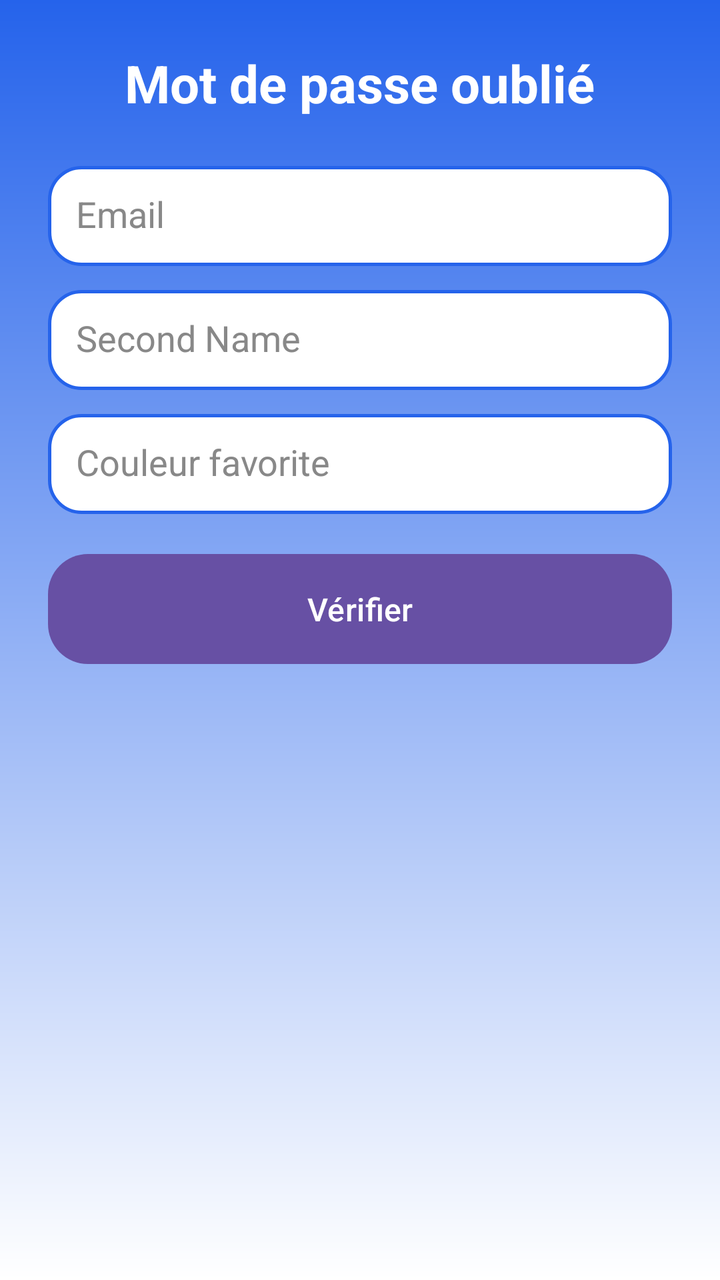
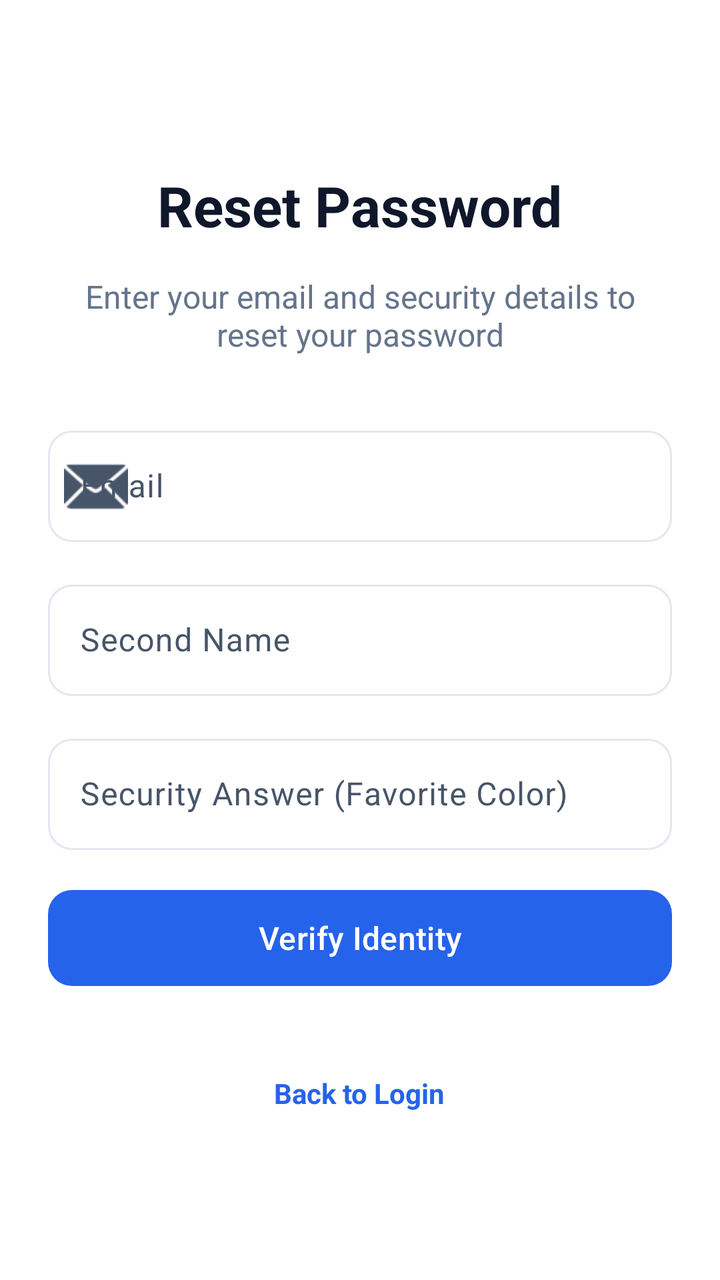

The first picture is an Android layout as it rendered before a commit; the second is the same layout after the commit. The layout source and the unified diff follow.
<!-- AndroidManifest.xml: application theme Theme.VirtualStore -->
<!-- res/layout/activity_forgot_password.xml -->
<?xml version="1.0" encoding="utf-8"?>
<ScrollView xmlns:android="http://schemas.android.com/apk/res/android"
    android:layout_width="match_parent"
    android:layout_height="match_parent"
    android:background="@drawable/background_gradient"
    android:padding="24dp">

    <LinearLayout
        android:orientation="vertical"
        android:gravity="center"
        android:layout_width="match_parent"
        android:layout_height="wrap_content">

        
        <TextView
            android:text="Mot de passe oublié"
            android:textSize="26sp"
            android:textStyle="bold"
            android:textColor="@android:color/white"
            android:layout_marginBottom="24dp"
            android:layout_width="wrap_content"
            android:layout_height="wrap_content"/>

        
        <EditText
            android:id="@+id/emailInput"
            android:hint="Email"
            android:inputType="textEmailAddress"
            android:textColor="#000000"
            android:textColorHint="#888888"
            android:background="@drawable/edittext_style"
            android:padding="14dp"
            android:layout_width="match_parent"
            android:layout_height="50dp"
            android:layout_marginBottom="12dp"/>

        
        <EditText
            android:id="@+id/secondNameInput"
            android:hint="Second Name"
            android:textColor="#000000"
            android:textColorHint="#888888"
            android:background="@drawable/edittext_style"
            android:padding="14dp"
            android:layout_width="match_parent"
            android:layout_height="50dp"
            android:layout_marginBottom="12dp"/>

        
        <EditText
            android:id="@+id/favoriteColorInput"
            android:hint="Couleur favorite"
            android:textColor="#000000"
            android:textColorHint="#888888"
            android:background="@drawable/edittext_style"
            android:padding="14dp"
            android:layout_width="match_parent"
            android:layout_height="50dp"
            android:layout_marginBottom="20dp"/>

        
        <Button
            android:id="@+id/verifyButton"
            android:text="Vérifier"
            android:textAllCaps="false"
            android:textSize="16sp"
            android:textColor="@android:color/white"
            android:background="@drawable/button_blue"
            android:layout_width="match_parent"
            android:layout_height="55dp"
            android:layout_marginBottom="20dp"/>

        
        <LinearLayout
            android:id="@+id/resetLayout"
            android:orientation="vertical"
            android:visibility="gone"
            android:layout_width="match_parent"
            android:layout_height="wrap_content">

            
            <EditText
                android:id="@+id/newPasswordInput"
                android:hint="Nouveau mot de passe"
                android:inputType="textPassword"
                android:textColor="#000000"
                android:textColorHint="#888888"
                android:background="@drawable/edittext_style"
                android:padding="14dp"
                android:layout_width="match_parent"
                android:layout_height="50dp"
                android:layout_marginBottom="12dp"/>

            
            <EditText
                android:id="@+id/confirmPasswordInput"
                android:hint="Confirmer mot de passe"
                android:inputType="textPassword"
                android:textColor="#000000"
                android:textColorHint="#888888"
                android:background="@drawable/edittext_style"
                android:padding="14dp"
                android:layout_width="match_parent"
                android:layout_height="50dp"
                android:layout_marginBottom="16dp"/>

            
            <Button
                android:id="@+id/resetButton"
                android:text="Réinitialiser le mot de passe"
                android:textAllCaps="false"
                android:textSize="16sp"
                android:textColor="@android:color/white"
                android:background="@drawable/button_blue"
                android:layout_width="match_parent"
                android:layout_height="55dp"/>
        </LinearLayout>

    </LinearLayout>
</ScrollView>
<!-- resources referenced by this layout -->
<resources>
  <!-- drawable background_gradient (drawable) -->
  <?xml version="1.0" encoding="utf-8"?>
  <shape xmlns:android="http://schemas.android.com/apk/res/android">
      <gradient
          android:startColor="@color/blue_primary"
          android:endColor="@color/white"
          android:angle="270"/>
  </shape>
  <!-- drawable button_blue (drawable) -->
  <?xml version="1.0" encoding="utf-8"?>
  <selector xmlns:android="http://schemas.android.com/apk/res/android">
  
      
      <item android:state_pressed="true">
          <shape>
              <solid android:color="@color/blue_dark"/>
              <corners android:radius="20dp"/>
          </shape>
      </item>
  
      
      <item>
          <shape>
              <solid android:color="@color/blue_primary"/>
              <corners android:radius="20dp"/>
          </shape>
      </item>
  
  </selector>
  <!-- drawable edittext_style (drawable) -->
  <?xml version="1.0" encoding="utf-8"?>
  <shape xmlns:android="http://schemas.android.com/apk/res/android">
  
      
      <solid android:color="@color/white"/>
  
      
      <stroke
          android:width="1.5dp"
          android:color="@color/blue_primary"/>
  
      
      <corners android:radius="16dp"/>
  
      
      <padding
          android:left="16dp"
          android:right="16dp"
          android:top="12dp"
          android:bottom="12dp"/>
  
  </shape>
  <style name="Theme.VirtualStore" parent="Base.Theme.VirtualStore" />
  <color name="blue_primary">#2563EB</color>
  <color name="white">#FFFFFF</color>
  <color name="blue_dark">#1E40AF</color>
  <style name="Base.Theme.VirtualStore" parent="Theme.Material3.DayNight.NoActionBar">
          
          
      </style>
</resources>

<!-- the commit's change to res/layout/activity_forgot_password.xml (unified diff, before → after) -->
@@ -1,120 +1,161 @@
 <?xml version="1.0" encoding="utf-8"?>
-<ScrollView xmlns:android="http://schemas.android.com/apk/res/android"
+<LinearLayout xmlns:android="http://schemas.android.com/apk/res/android"
+    xmlns:app="http://schemas.android.com/apk/res-auto"
     android:layout_width="match_parent"
     android:layout_height="match_parent"
-    android:background="@drawable/background_gradient"
+    android:background="@color/background"
+    android:gravity="center"
+    android:orientation="vertical"
     android:padding="24dp">
 
+    <TextView
+        android:layout_width="wrap_content"
+        android:layout_height="wrap_content"
+        android:layout_marginBottom="16dp"
+        android:text="Reset Password"
+        android:textColor="@color/onBackground"
+        android:textSize="28sp"
+        android:textStyle="bold" />
+
+    <TextView
+        android:layout_width="wrap_content"
+        android:layout_height="wrap_content"
+        android:layout_marginBottom="32dp"
+        android:gravity="center"
+        android:text="Enter your email and security details to reset your password"
+        android:textColor="@color/secondary"
+        android:textSize="16sp" />
+
+    
+    <com.google.android.material.textfield.TextInputLayout
+        style="@style/Widget.Material3.TextInputLayout.OutlinedBox"
+        android:layout_width="match_parent"
+        android:layout_height="wrap_content"
+        android:layout_marginBottom="16dp"
+        android:hint="Email"
+        app:boxCornerRadiusBottomEnd="12dp"
+        app:boxCornerRadiusBottomStart="12dp"
+        app:boxCornerRadiusTopEnd="12dp"
+        app:boxCornerRadiusTopStart="12dp"
+        app:startIconDrawable="@android:drawable/ic_dialog_email">
+
+        <com.google.android.material.textfield.TextInputEditText
+            android:id="@+id/emailInput"
+            android:layout_width="match_parent"
+            android:layout_height="wrap_content"
+            android:inputType="textEmailAddress" />
+    </com.google.android.material.textfield.TextInputLayout>
+
+    <com.google.android.material.textfield.TextInputLayout
+        style="@style/Widget.Material3.TextInputLayout.OutlinedBox"
+        android:layout_width="match_parent"
+        android:layout_height="wrap_content"
+        android:layout_marginBottom="16dp"
+        android:hint="Second Name"
+        app:boxCornerRadiusBottomEnd="12dp"
+        app:boxCornerRadiusBottomStart="12dp"
+        app:boxCornerRadiusTopEnd="12dp"
+        app:boxCornerRadiusTopStart="12dp">
+
+        <com.google.android.material.textfield.TextInputEditText
+            android:id="@+id/secondNameInput"
+            android:layout_width="match_parent"
+            android:layout_height="wrap_content"
+            android:inputType="text" />
+    </com.google.android.material.textfield.TextInputLayout>
+
+    <com.google.android.material.textfield.TextInputLayout
+        style="@style/Widget.Material3.TextInputLayout.OutlinedBox"
+        android:layout_width="match_parent"
+        android:layout_height="wrap_content"
+        android:layout_marginBottom="16dp"
+        android:hint="Security Answer (Favorite Color)"
+        app:boxCornerRadiusBottomEnd="12dp"
+        app:boxCornerRadiusBottomStart="12dp"
+        app:boxCornerRadiusTopEnd="12dp"
+        app:boxCornerRadiusTopStart="12dp">
+
+        <com.google.android.material.textfield.TextInputEditText
+            android:id="@+id/favoriteColorInput"
+            android:layout_width="match_parent"
+            android:layout_height="wrap_content"
+            android:inputType="text" />
+    </com.google.android.material.textfield.TextInputLayout>
+
+    <Button
+        android:id="@+id/verifyButton"
+        style="@style/Widget.Material3.Button"
+        android:layout_width="match_parent"
+        android:layout_height="56dp"
+        android:layout_marginBottom="16dp"
+        android:text="Verify Identity"
+        android:textSize="16sp"
+        app:cornerRadius="12dp" />
+
+    
     <LinearLayout
+        android:id="@+id/resetLayout"
+        android:layout_width="match_parent"
+        android:layout_height="wrap_content"
         android:orientation="vertical"
-        android:gravity="center"
-        android:layout_width="match_parent"
-        android:layout_height="wrap_content">
+        android:visibility="gone">
 
-        
-        <TextView
-            android:text="Mot de passe oublié"
-            android:textSize="26sp"
-            android:textStyle="bold"
-            android:textColor="@android:color/white"
-            android:layout_marginBottom="24dp"
-            android:layout_width="wrap_content"
-            android:layout_height="wrap_content"/>
+        <com.google.android.material.textfield.TextInputLayout
+            style="@style/Widget.Material3.TextInputLayout.OutlinedBox"
+            android:layout_width="match_parent"
+            android:layout_height="wrap_content"
+            android:layout_marginBottom="16dp"
+            android:hint="New Password"
+            app:boxCornerRadiusBottomEnd="12dp"
+            app:boxCornerRadiusBottomStart="12dp"
+            app:boxCornerRadiusTopEnd="12dp"
+            app:boxCornerRadiusTopStart="12dp"
+            app:passwordToggleEnabled="true">
 
-        
-        <EditText
-            android:id="@+id/emailInput"
-            android:hint="Email"
-            android:inputType="textEmailAddress"
-            android:textColor="#000000"
-            android:textColorHint="#888888"
-            android:background="@drawable/edittext_style"
-            android:padding="14dp"
+            <com.google.android.material.textfield.TextInputEditText
+                android:id="@+id/newPasswordInput"
+                android:layout_width="match_parent"
+                android:layout_height="wrap_content"
+                android:inputType="textPassword" />
+        </com.google.android.material.textfield.TextInputLayout>
+
+        <com.google.android.material.textfield.TextInputLayout
+            style="@style/Widget.Material3.TextInputLayout.OutlinedBox"
             android:layout_width="match_parent"
-            android:layout_height="50dp"
-            android:layout_marginBottom="12dp"/>
+            android:layout_height="wrap_content"
+            android:layout_marginBottom="32dp"
+            android:hint="Confirm New Password"
+            app:boxCornerRadiusBottomEnd="12dp"
+            app:boxCornerRadiusBottomStart="12dp"
+            app:boxCornerRadiusTopEnd="12dp"
+            app:boxCornerRadiusTopStart="12dp"
+            app:passwordToggleEnabled="true">
 
-        
-        <EditText
-            android:id="@+id/secondNameInput"
-            android:hint="Second Name"
-            android:textColor="#000000"
-            android:textColorHint="#888888"
-            android:background="@drawable/edittext_style"
-            android:padding="14dp"
+            <com.google.android.material.textfield.TextInputEditText
+                android:id="@+id/confirmPasswordInput"
+                android:layout_width="match_parent"
+                android:layout_height="wrap_content"
+                android:inputType="textPassword" />
+        </com.google.android.material.textfield.TextInputLayout>
+
+        <Button
+            android:id="@+id/resetButton"
+            style="@style/Widget.Material3.Button"
             android:layout_width="match_parent"
-            android:layout_height="50dp"
-            android:layout_marginBottom="12dp"/>
-
-        
-        <EditText
-            android:id="@+id/favoriteColorInput"
-            android:hint="Couleur favorite"
-            android:textColor="#000000"
-            android:textColorHint="#888888"
-            android:background="@drawable/edittext_style"
-            android:padding="14dp"
-            android:layout_width="match_parent"
-            android:layout_height="50dp"
-            android:layout_marginBottom="20dp"/>
-
-        
-        <Button
-            android:id="@+id/verifyButton"
-            android:text="Vérifier"
-            android:textAllCaps="false"
+            android:layout_height="56dp"
+            android:text="Update Password"
             android:textSize="16sp"
-            android:textColor="@android:color/white"
-            android:background="@drawable/button_blue"
-            android:layout_width="match_parent"
-            android:layout_height="55dp"
-            android:layout_marginBottom="20dp"/>
-
-        
-        <LinearLayout
-            android:id="@+id/resetLayout"
-            android:orientation="vertical"
-            android:visibility="gone"
-            android:layout_width="match_parent"
-            android:layout_height="wrap_content">
-
-            
-            <EditText
-                android:id="@+id/newPasswordInput"
-                android:hint="Nouveau mot de passe"
-                android:inputType="textPassword"
-                android:textColor="#000000"
-                android:textColorHint="#888888"
-                android:background="@drawable/edittext_style"
-                android:padding="14dp"
-                android:layout_width="match_parent"
-                android:layout_height="50dp"
-                android:layout_marginBottom="12dp"/>
-
-            
-            <EditText
-                android:id="@+id/confirmPasswordInput"
-                android:hint="Confirmer mot de passe"
-                android:inputType="textPassword"
-                android:textColor="#000000"
-                android:textColorHint="#888888"
-                android:background="@drawable/edittext_style"
-                android:padding="14dp"
-                android:layout_width="match_parent"
-                android:layout_height="50dp"
-                android:layout_marginBottom="16dp"/>
-
-            
-            <Button
-                android:id="@+id/resetButton"
-                android:text="Réinitialiser le mot de passe"
-                android:textAllCaps="false"
-                android:textSize="16sp"
-                android:textColor="@android:color/white"
-                android:background="@drawable/button_blue"
-                android:layout_width="match_parent"
-                android:layout_height="55dp"/>
-        </LinearLayout>
+            app:cornerRadius="12dp" />
 
     </LinearLayout>
-</ScrollView>
+
+    <TextView
+        android:id="@+id/backToLogin"
+        android:layout_width="wrap_content"
+        android:layout_height="wrap_content"
+        android:layout_marginTop="24dp"
+        android:text="Back to Login"
+        android:textColor="@color/primary"
+        android:textStyle="bold" />
+
+</LinearLayout>
<!-- resource entries referenced after the edit -->
@@ -1,64 +1,61 @@
 <!-- resources referenced by this layout -->
 <resources>
-  <!-- drawable background_gradient (drawable) -->
-  <?xml version="1.0" encoding="utf-8"?>
-  <shape xmlns:android="http://schemas.android.com/apk/res/android">
-      <gradient
-          android:startColor="@color/blue_primary"
-          android:endColor="@color/white"
-          android:angle="270"/>
-  </shape>
-  <!-- drawable button_blue (drawable) -->
-  <?xml version="1.0" encoding="utf-8"?>
-  <selector xmlns:android="http://schemas.android.com/apk/res/android">
-  
-      
-      <item android:state_pressed="true">
-          <shape>
-              <solid android:color="@color/blue_dark"/>
-              <corners android:radius="20dp"/>
-          </shape>
-      </item>
-  
-      
-      <item>
-          <shape>
-              <solid android:color="@color/blue_primary"/>
-              <corners android:radius="20dp"/>
-          </shape>
-      </item>
-  
-  </selector>
-  <!-- drawable edittext_style (drawable) -->
-  <?xml version="1.0" encoding="utf-8"?>
-  <shape xmlns:android="http://schemas.android.com/apk/res/android">
-  
-      
-      <solid android:color="@color/white"/>
-  
-      
-      <stroke
-          android:width="1.5dp"
-          android:color="@color/blue_primary"/>
-  
-      
-      <corners android:radius="16dp"/>
-  
-      
-      <padding
-          android:left="16dp"
-          android:right="16dp"
-          android:top="12dp"
-          android:bottom="12dp"/>
-  
-  </shape>
+  <color name="background">#FFFFFF</color>
+  <color name="onBackground">#0F172A</color>
+  <color name="primary">#2563EB</color>
+  <color name="secondary">#64748B</color>
   <style name="Theme.VirtualStore" parent="Base.Theme.VirtualStore" />
-  <color name="blue_primary">#2563EB</color>
-  <color name="white">#FFFFFF</color>
-  <color name="blue_dark">#1E40AF</color>
   <style name="Base.Theme.VirtualStore" parent="Theme.Material3.DayNight.NoActionBar">
           
+          <item name="colorPrimary">@color/primary</item>
+          <item name="colorOnPrimary">@color/onPrimary</item>
+          <item name="colorPrimaryContainer">@color/primaryContainer</item>
+          <item name="colorOnPrimaryContainer">@color/onPrimaryContainer</item>
+  
           
+          <item name="colorSecondary">@color/secondary</item>
+          <item name="colorOnSecondary">@color/onSecondary</item>
+          <item name="colorSecondaryContainer">@color/secondaryContainer</item>
+          <item name="colorOnSecondaryContainer">@color/onSecondaryContainer</item>
+  
+          
+          <item name="android:windowBackground">@color/background</item>
+          <item name="colorSurface">@color/surface</item>
+          <item name="colorOnSurface">@color/onSurface</item>
+          <item name="colorSurfaceVariant">@color/surfaceVariant</item>
+          <item name="colorOnSurfaceVariant">@color/onSurfaceVariant</item>
+  
+          
+          <item name="colorOutline">@color/outline</item>
+          <item name="colorError">@color/error</item>
+          <item name="colorOnError">@color/onError</item>
+  
+          
+          <item name="shapeAppearanceSmallComponent">@style/ShapeAppearance.VirtualStore.Small</item>
+          <item name="shapeAppearanceMediumComponent">@style/ShapeAppearance.VirtualStore.Medium</item>
+          <item name="shapeAppearanceLargeComponent">@style/ShapeAppearance.VirtualStore.Large</item>
+      </style>
+  <color name="onPrimary">#FFFFFF</color>
+  <color name="primaryContainer">#DBEAFE</color>
+  <color name="onPrimaryContainer">#1E40AF</color>
+  <color name="onSecondary">#FFFFFF</color>
+  <color name="secondaryContainer">#F1F5F9</color>
+  <color name="onSecondaryContainer">#1E293B</color>
+  <color name="surface">#FFFFFF</color>
+  <color name="onSurface">#0F172A</color>
+  <color name="surfaceVariant">#F8FAFC</color>
+  <color name="onSurfaceVariant">#475569</color>
+  <color name="outline">#E2E8F0</color>
+  <color name="error">#EF4444</color>
+  <color name="onError">#FFFFFF</color>
+  <style name="ShapeAppearance.VirtualStore.Small" parent="ShapeAppearance.Material3.SmallComponent">
+          <item name="cornerSize">8dp</item>
+      </style>
+  <style name="ShapeAppearance.VirtualStore.Medium" parent="ShapeAppearance.Material3.MediumComponent">
+          <item name="cornerSize">12dp</item>
+      </style>
+  <style name="ShapeAppearance.VirtualStore.Large" parent="ShapeAppearance.Material3.LargeComponent">
+          <item name="cornerSize">16dp</item>
       </style>
 </resources>
 
